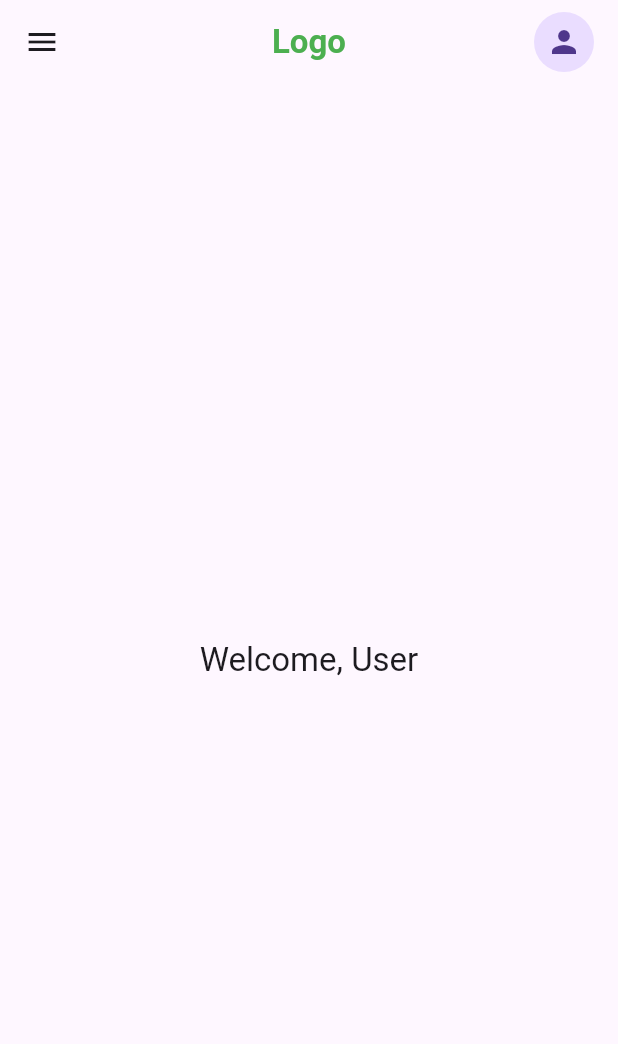
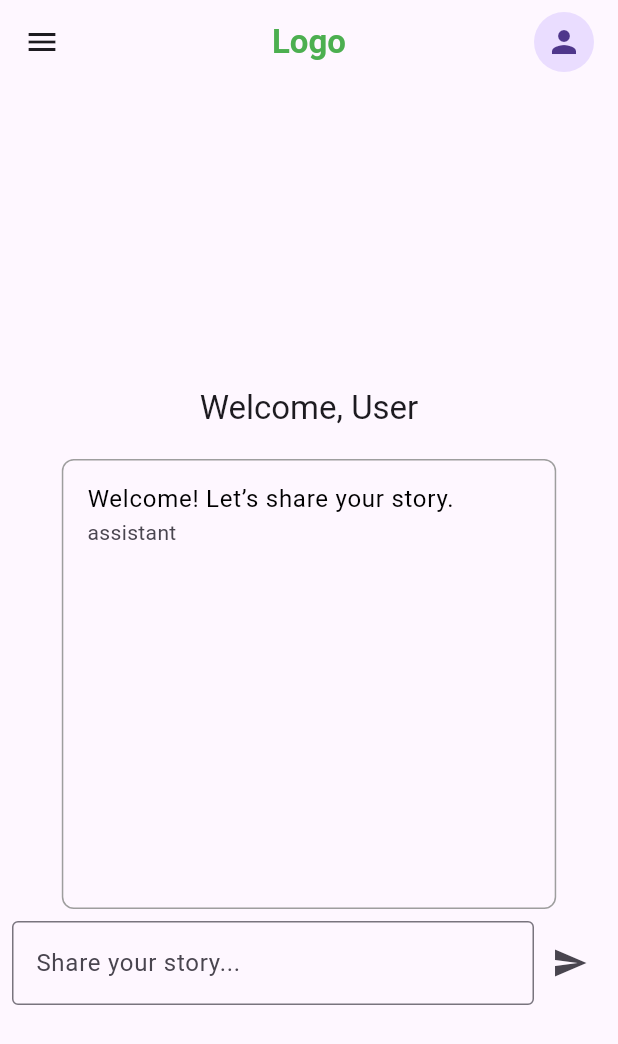
Before and after one commit to spacewave88/life_story, a Flutter app: the HomePage screen opened by its route, on a phone screen of 412 x 824 dp. Shown: the top 1044 px of the screen. Run offline on Flutter 3.47's test engine with Material 3 defaults, Android fonts, the phone set to English and light mode, and no system bars; our stand-ins replace firebase_auth, firebase_core, flutter_dotenv, google_fonts, shared_preferences; accounts and stored records are empty; network calls fail.

Commit message:
init AI chat set up

```diff
--- a/frontend/life_app_frontend/lib/screens/home_page.dart
+++ b/frontend/life_app_frontend/lib/screens/home_page.dart
@@ -1,12 +1,14 @@
 import 'package:flutter/material.dart';
 import 'package:google_fonts/google_fonts.dart';
-import 'package:life_app_frontend/widgets/responsive_nav_bar_page.dart'; // Import the ResponsiveNavBarPage
+import 'package:life_app_frontend/widgets/responsive_nav_bar_page.dart';
 import 'package:provider/provider.dart';
 import 'package:firebase_auth/firebase_auth.dart' as firebase_auth;
 import 'package:life_app_frontend/services/auth_provider.dart';
-import 'package:life_app_frontend/services/auth_service.dart'; // Import AuthService
-import 'package:http/http.dart' as http; // Import http package
-import 'dart:convert'; // Import for jsonDecode
+import 'package:life_app_frontend/services/auth_service.dart';
+import 'package:http/http.dart' as http;
+import 'dart:convert';
+import 'package:life_app_frontend/services/chat_provider.dart';
+import 'package:life_app_frontend/services/answers_provider.dart';
 
 class HomePage extends StatefulWidget {
   final String title;
@@ -21,12 +23,18 @@ class _HomePageState extends State<HomePage> {
   final GlobalKey<ScaffoldState> _scaffoldKey = GlobalKey<ScaffoldState>();
   final ScrollController _scrollController = ScrollController();
   final AuthService _authService = AuthService();
-  String? _firstName; // Variable to store fetched firstName
+  final TextEditingController _chatController = TextEditingController();
+  String? _firstName;
 
   @override
   void initState() {
     super.initState();
-    _fetchUserProfile(); // Fetch user profile on initialization
+    _fetchUserProfile();
+    WidgetsBinding.instance.addPostFrameCallback((_) {
+      final chatProvider = Provider.of<ChatProvider>(context, listen: false);
+      final answers = Provider.of<AnswersProvider>(context, listen: false).answers;
+      chatProvider.setInitialPrompt(answers);
+    });
   }
 
   Future<void> _fetchUserProfile() async {
@@ -34,7 +42,6 @@ class _HomePageState extends State<HomePage> {
     final firebase_auth.User? currentUser = authProvider.user;
     if (currentUser != null) {
       try {
-        // Fetch user profile from backend
         await _authService.getUserProfile(currentUser.uid);
         final response = await http.get(
           Uri.parse('http://localhost:3000/api/users/${currentUser.uid}'),
@@ -46,7 +53,7 @@ class _HomePageState extends State<HomePage> {
         if (response.statusCode == 200) {
           final userData = jsonDecode(response.body);
           setState(() {
-            _firstName = userData['user']['firstName']; // Update with fetched firstName
+            _firstName = userData['user']['firstName'];
           });
         } else {
           print('Failed to fetch user profile: ${response.statusCode}');
@@ -65,15 +72,35 @@ class _HomePageState extends State<HomePage> {
       print('Logout error: $e');
     }
   }
+
+  Future<void> _sendChatMessage(ChatProvider chatProvider, AuthProvider authProvider) async {
+    if (_chatController.text.isNotEmpty && authProvider.user != null) {
+      final idToken = await authProvider.user!.getIdToken();
+      if (idToken != null) {
+        await chatProvider.sendMessage(
+          _chatController.text,
+          Provider.of<AnswersProvider>(context, listen: false).answers,
+          authProvider.user!.uid,
+          idToken,
+        );
+        _chatController.clear();
+      } else {
+        print('Failed to get ID token');
+      }
+    }
+  }
+
   @override
   void dispose() {
     _scrollController.dispose();
+    _chatController.dispose();
     super.dispose();
   }
 
   @override
   Widget build(BuildContext context) {
     final authProvider = Provider.of<AuthProvider>(context);
+    final chatProvider = Provider.of<ChatProvider>(context);
     final firebase_auth.User? currentUser = authProvider.user;
     final String? logoutMessage = ModalRoute.of(context)?.settings.arguments as String?;
 
@@ -82,7 +109,11 @@ class _HomePageState extends State<HomePage> {
       title: widget.title,
       scrollController: _scrollController,
       onLogout: currentUser != null ? _logout : null,
-      body: Center(
+      body: SingleChildScrollView(
+        controller: _scrollController,
+        child: SizedBox(
+          height: MediaQuery.of(context).size.height, // Set a bounded height
+          child: Center(
             child: Column(
               mainAxisAlignment: MainAxisAlignment.center,
               children: [
@@ -123,11 +154,62 @@ class _HomePageState extends State<HomePage> {
                           ),
                         ],
                       )
-                : Text(
-                    'Welcome, ${_firstName ?? "User"}', // Use fetched firstName or fallback to "User"
+                    : Column(
+                        children: [
+                          Text(
+                            'Welcome, ${_firstName ?? "User"}',
                             style: Theme.of(context).textTheme.titleLarge,
                           ),
+                          const SizedBox(height: 20),
+                          Container(
+                            height: 300, // Fixed height for chat area
+                            width: MediaQuery.of(context).size.width * 0.8,
+                            decoration: BoxDecoration(
+                              border: Border.all(color: Colors.grey),
+                              borderRadius: BorderRadius.circular(8),
+                            ),
+                            child: ListView.builder(
+                              controller: ScrollController(), // Separate controller for chat
+                              itemCount: chatProvider.messages.length,
+                              itemBuilder: (context, index) {
+                                final message = chatProvider.messages[index];
+                                return ListTile(
+                                  title: Text(
+                                    message['content'],
+                                    style: TextStyle(
+                                      color: message['role'] == 'user' ? Colors.blue : Colors.black,
+                                    ),
+                                  ),
+                                  subtitle: Text(message['role']),
+                                );
+                              },
+                            ),
+                          ),
+                          Padding(
+                            padding: const EdgeInsets.all(8.0),
+                            child: Row(
+                              children: [
+                                Expanded(
+                                  child: TextField(
+                                    controller: _chatController,
+                                    decoration: InputDecoration(
+                                      hintText: 'Share your story...',
+                                      border: OutlineInputBorder(),
+                                    ),
+                                  ),
+                                ),
+                                IconButton(
+                                  icon: Icon(Icons.send),
+                                  onPressed: () => _sendChatMessage(chatProvider, authProvider),
+                                ),
                               ],
+                            ),
+                          ),
+                        ],
+                      ),
+              ],
+            ),
+          ),
         ),
       ),
     );
--- a/frontend/life_app_frontend/pubspec.yaml
+++ b/frontend/life_app_frontend/pubspec.yaml
@@ -19,7 +19,7 @@ publish_to: 'none' # Remove this line if you wish to publish to pub.dev
 version: 1.0.0+1
 
 environment:
-  sdk: ^3.6.1
+  sdk: '>=3.0.0 <4.0.0'
 
 # Dependencies specify other packages that your package needs in order to work.
 # To automatically upgrade your package dependencies to the latest versions
@@ -36,6 +36,7 @@ dependencies:
   provider: ^6.1.2
   google_fonts: ^6.2.1
   shared_preferences: ^2.5.2
+  flutter_dotenv: ^5.1.0
   # The following adds the Cupertino Icons font to your application.
   # Use with the CupertinoIcons class for iOS style icons.
   cupertino_icons: ^1.0.8
@@ -62,7 +63,8 @@ flutter:
   # included with your application, so that you can use the icons in
   # the material Icons class.
   uses-material-design: true
-
+  assets:
+    - .env  # Declare .env as an asset
   # To add assets to your application, add an assets section, like this:
   # assets:
   #   - images/a_dot_burr.jpeg
```
Also changed, not shown: frontend/life_app_frontend/lib/main.dart (+14 -1 lines), frontend/life_app_frontend/lib/screens/question_page.dart (+38 -10 lines), frontend/life_app_frontend/lib/services/chat_provider.dart (added, +58 -0 lines). Lines whose indentation alone changed are shown as unchanged.
